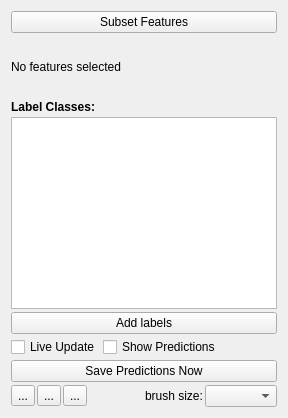
Old version of the form ilastik/applets/objectClassification/labelingDrawer.ui in the repository ilastik/ilastik.
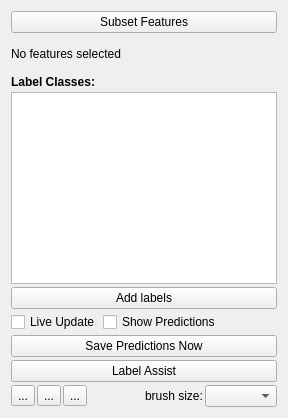
New version of the form. Custom widgets are drawn as their Qt base class.

Commit message: ObjectClassificationLabelAssist: Added dialog with table that lists frames with max & min object areas and number of labels

What changed in the file:
```diff
--- a/ilastik/applets/objectClassification/labelingDrawer.ui
+++ b/ilastik/applets/objectClassification/labelingDrawer.ui
@@ -128,6 +128,13 @@
        </property>
       </widget>
      </item>
+     <item>
+      <widget class="QPushButton" name="labelAssistButton">
+       <property name="text">
+        <string>Label Assist</string>
+       </property>
+      </widget>
+     </item>
      <item>
       <layout class="QHBoxLayout" name="horizontalLayout" stretch="0,0,1,0,0,0">
        <property name="spacing">
```
The commit also changes 1 other file.
